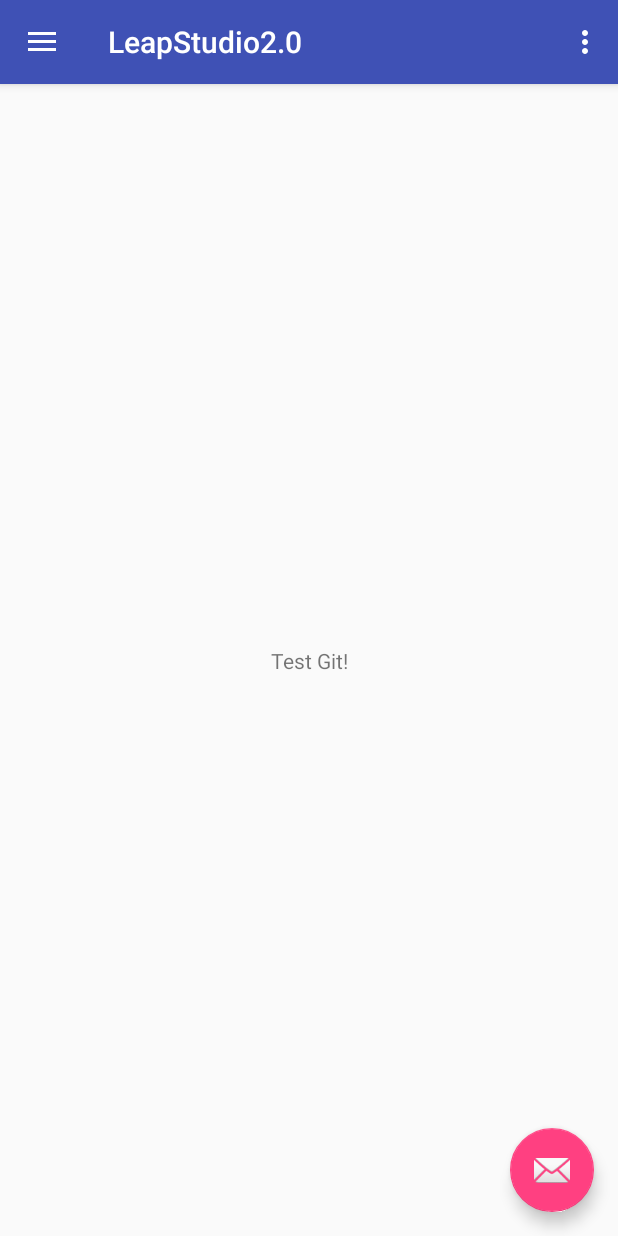
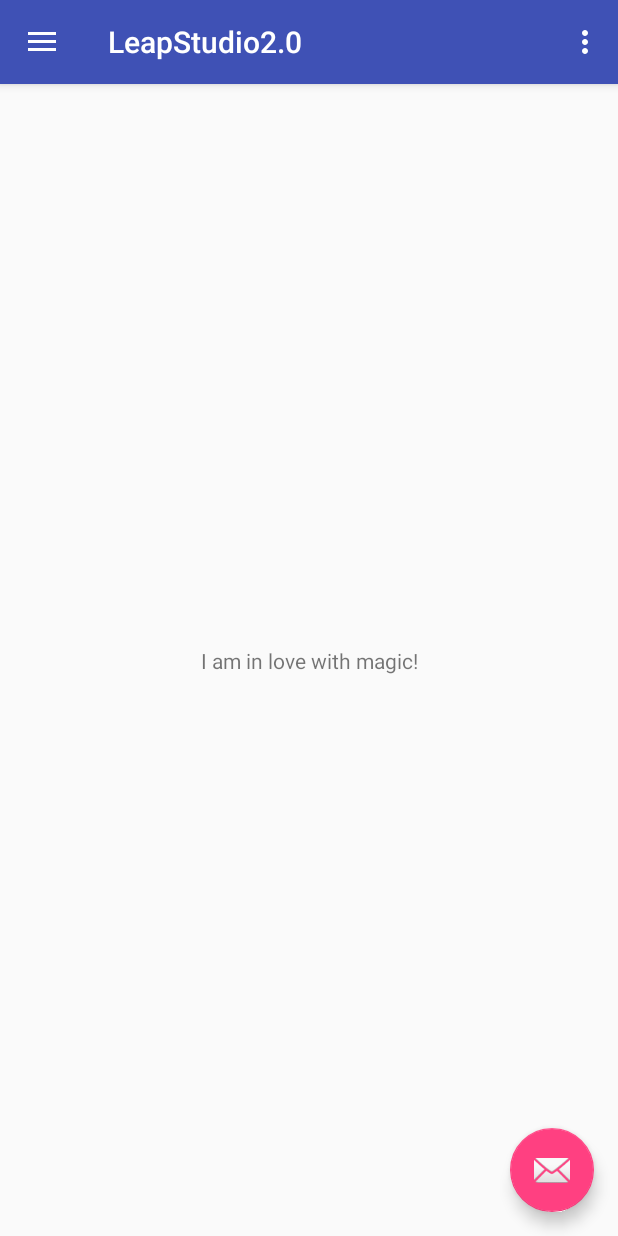
Before and after one commit to duncan0506/LeapOnline2.0, an Android app: the screen it shows after launch (NavDrawerActivity), on a phone screen of 412 x 824 dp. Run offline under Robolectric (Android 15) with nearby library versions, the phone set to English and light mode, and no system bars.

Commit message:
Test commit

```diff
--- a/app/src/main/res/layout/content_nav_drawer.xml
+++ b/app/src/main/res/layout/content_nav_drawer.xml
@@ -11,7 +11,7 @@
     <TextView
         android:layout_width="wrap_content"
         android:layout_height="wrap_content"
-        android:text="Test Git!"
+        android:text="I am in love with magic!"
         app:layout_constraintBottom_toBottomOf="parent"
         app:layout_constraintLeft_toLeftOf="parent"
         app:layout_constraintRight_toRightOf="parent"
```
